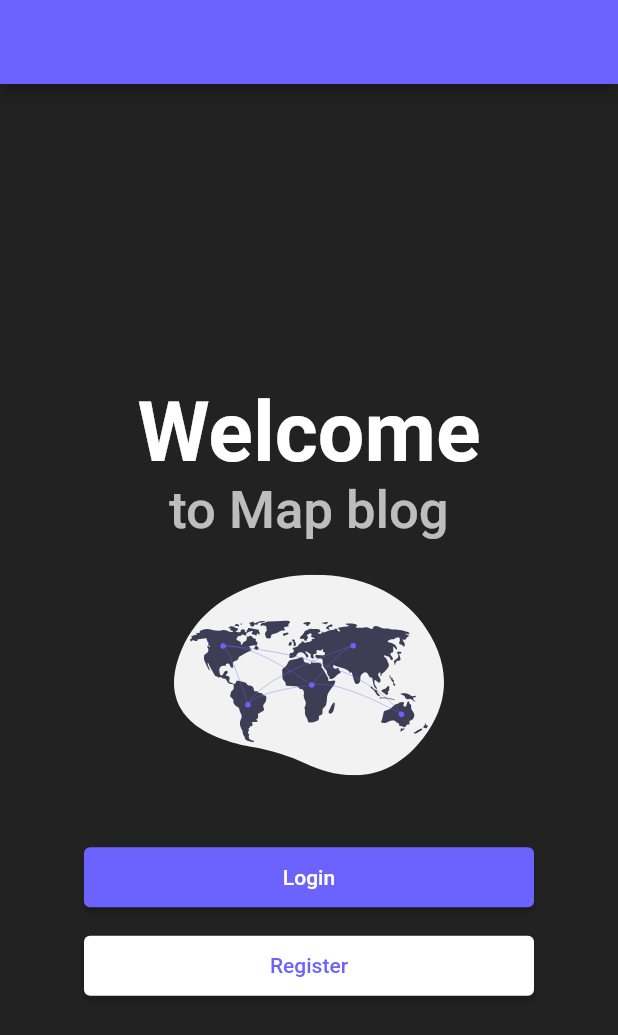
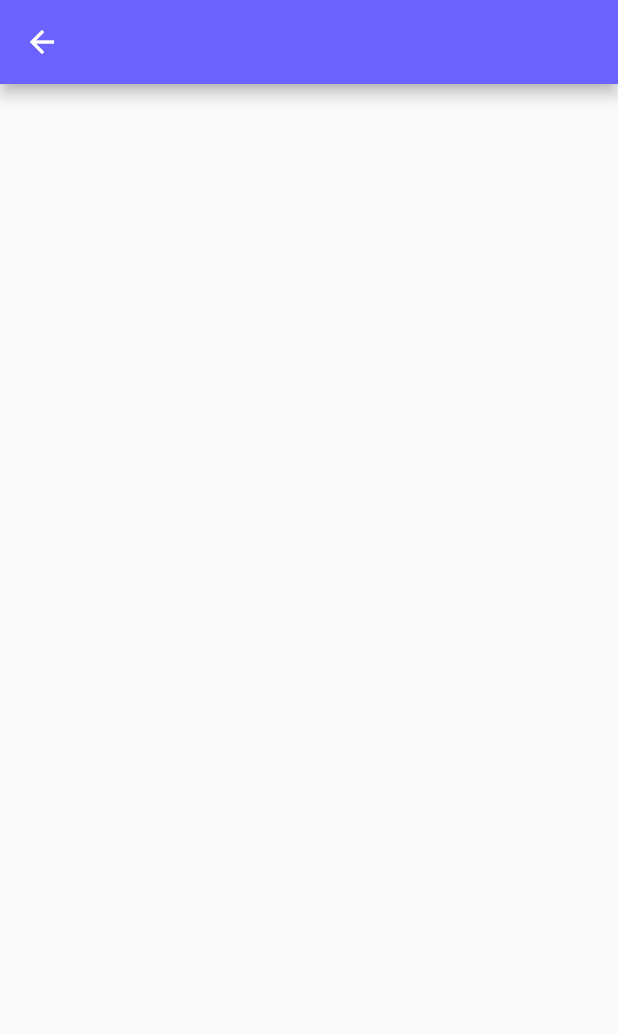
Before and after one commit to jdbbdj/flutter-setup, a Flutter app: the screen it shows after launch, after a tap on "Login", on a phone screen of 412 x 824 dp. Shown: the top 1035 px of the screen. Run offline on Flutter 3.47's test engine with Material 2 defaults, Android fonts, the phone set to English and light mode, and no system bars; our stand-ins replace flutter_svg.

Commit message:
Add navigation on press, Scaffold and Appbar

```diff
--- /dev/null
+++ b/lib/home.dart
@@ -0,0 +1,12 @@
+import 'package:flutter/material.dart';
+
+class Home extends StatelessWidget {
+  const Home({super.key});
+
+  @override
+  Widget build(BuildContext context) {
+    return Scaffold(
+      appBar: AppBar(),
+    );
+  }
+}
--- a/lib/main.dart
+++ b/lib/main.dart
@@ -1,3 +1,4 @@
+import 'package:first_app/home.dart';
 import 'package:flutter/material.dart';
 import 'package:flutter_svg/flutter_svg.dart';
 
@@ -41,7 +42,6 @@ class Login extends StatelessWidget {
   Widget build(BuildContext context) {
     return Scaffold(
       backgroundColor: Colors.black87,
-      appBar: AppBar(),
       body: Center(
         child: Column(
           mainAxisAlignment: MainAxisAlignment.center,
@@ -70,7 +70,15 @@ class Login extends StatelessWidget {
             ),
             const SizedBox(height: 44.0),
             ElevatedButton(
-                onPressed: () {},
+                onPressed: () {
+                  Navigator.of(context).push(
+                    MaterialPageRoute(
+                      builder: (BuildContext context) {
+                        return const Home();
+                      },
+                    ),
+                  );
+                },
                 style: ButtonStyle(
                   backgroundColor: MaterialStateProperty.all(Color(0xFF6C63FF)),
                   minimumSize: MaterialStateProperty.all(Size(300, 40)),
```
